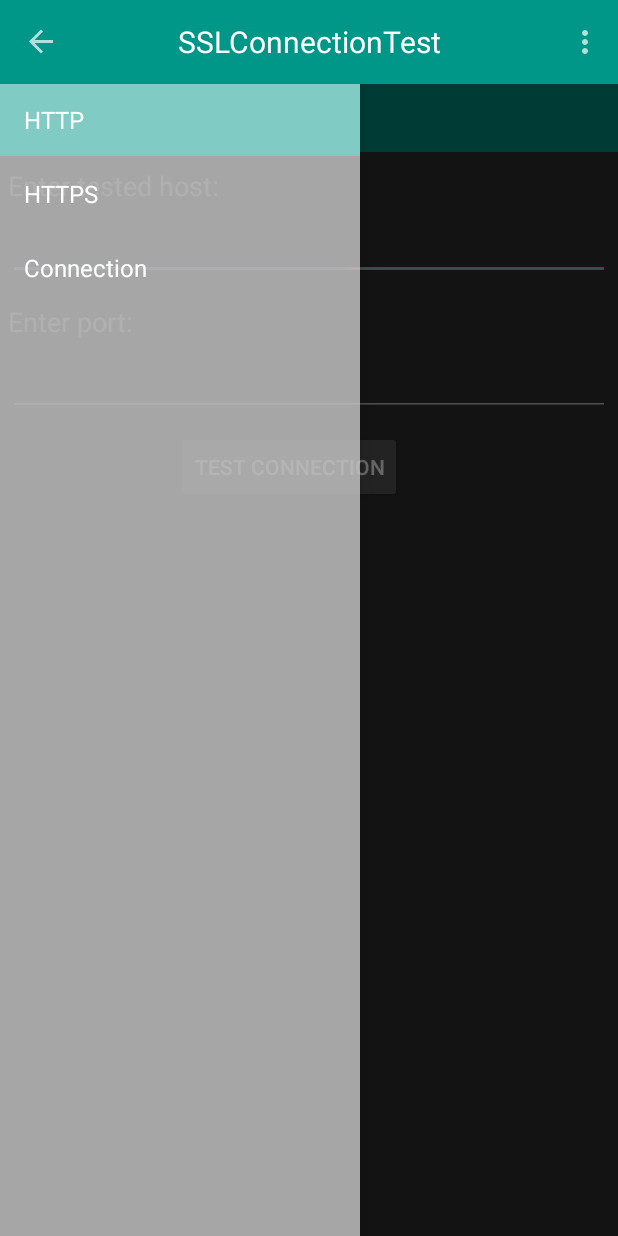
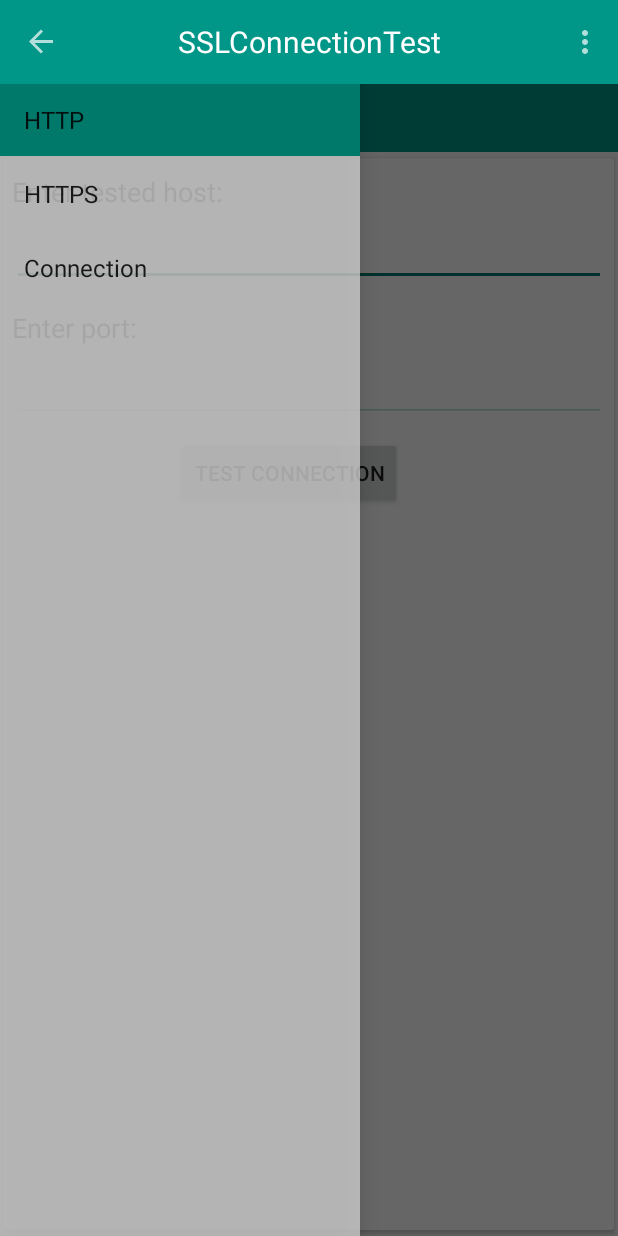
Before and after one commit to alexyvv/ConnectionTestApp, an Android app: the screen it shows after launch (ConnectionActivity), on a phone screen of 412 x 824 dp. Run offline under Robolectric (Android 15) with nearby library versions, the phone set to English and light mode, and no system bars; libraries missing offline, so code that uses them is left out: com.astuetz; 4 statements that could not run were skipped.

Commit message:
Change primary app styles

```diff
--- a/app/build.gradle
+++ b/app/build.gradle
@@ -44,6 +44,7 @@ android {
 dependencies {
     compile fileTree(dir: 'libs', include: ['*.jar'])
     compile 'com.android.support:appcompat-v7:22.1.1'
+    compile 'com.android.support:cardview-v7:22.2.+'
     compile 'com.astuetz:pagerslidingtabstrip:1.0.1'
     compile 'com.github.navasmdc:MaterialDesign:1.5@aar'
 }
--- a/app/src/main/java/com/alexyvv/sslconnectiontest/fragment/NavigationDrawerFragment.java
+++ b/app/src/main/java/com/alexyvv/sslconnectiontest/fragment/NavigationDrawerFragment.java
@@ -18,6 +18,7 @@ import android.view.View;
 import android.view.ViewGroup;
 import android.widget.AdapterView;
 import android.widget.ArrayAdapter;
+import android.widget.LinearLayout;
 import android.widget.ListView;
 
 import com.alexyvv.sslconnectiontest.R;
@@ -37,7 +38,10 @@ public class NavigationDrawerFragment  extends Fragment {
     private ActionBarDrawerToggle mDrawerToggle;
     private DrawerLayout mDrawerLayout;
     /** View отображения фрагмента. */
-    private ListView mFragmentView;
+    private LinearLayout mFragmentView;
+
+    /** Компонент отображения списка в drawer-ре. */
+    private ListView mDrawerListView;
 
     private int mCurrentSelectedPosition = 0;
     private boolean mFromSavedInstanceState;
@@ -70,8 +74,10 @@ public class NavigationDrawerFragment  extends Fragment {
     @Override
     public View onCreateView(LayoutInflater inflater, ViewGroup container, Bundle savedInstanceState) {
 
-        mFragmentView = (ListView) inflater.inflate(R.layout.fragment_navigation_drawer, container, false);
-        mFragmentView.setOnItemClickListener(new AdapterView.OnItemClickListener() {
+        mFragmentView = (LinearLayout) inflater.inflate(R.layout.fragment_navigation_drawer, container, false);
+        mDrawerListView = (ListView) mFragmentView.findViewById(R.id.drawer_list);
+
+        mDrawerListView.setOnItemClickListener(new AdapterView.OnItemClickListener() {
             @Override
             public void onItemClick(AdapterView<?> parent, View view, int position, long id) {
 
@@ -79,7 +85,7 @@ public class NavigationDrawerFragment  extends Fragment {
             }
         });
 
-        mFragmentView.setAdapter(new ArrayAdapter<>(getActivity(), android.R.layout.simple_list_item_activated_1,
+        mDrawerListView.setAdapter(new ArrayAdapter<>(getActivity(), android.R.layout.simple_list_item_activated_1,
                 android.R.id.text1,
                 new String[]{
                         getString(R.string.title_section1),
@@ -87,7 +93,7 @@ public class NavigationDrawerFragment  extends Fragment {
                         getString(R.string.title_section3),
                 }));
 
-        mFragmentView.setItemChecked(mCurrentSelectedPosition, true);
+        mDrawerListView.setItemChecked(mCurrentSelectedPosition, true);
         return mFragmentView;
     }
 
@@ -124,8 +130,8 @@ public class NavigationDrawerFragment  extends Fragment {
     private void selectItem(int position) {
 
         mCurrentSelectedPosition = position;
-        if (mFragmentView != null) {
-            mFragmentView.setItemChecked(position, true);
+        if (mDrawerListView != null) {
+            mDrawerListView.setItemChecked(position, true);
         }
         if (mDrawerLayout != null) {
             mDrawerLayout.closeDrawer(mFragmentView);
--- a/app/src/main/java/com/alexyvv/sslconnectiontest/fragment/TabSlideFragment.java
+++ b/app/src/main/java/com/alexyvv/sslconnectiontest/fragment/TabSlideFragment.java
@@ -52,8 +52,8 @@ public class TabSlideFragment extends Fragment {
         this.mViewPager.setAdapter(new PageFragmentAdapter(titleNameList, getChildFragmentManager()));
         this.mPagerSlidingTabStrip = (PagerSlidingTabStrip) mFragmentView.findViewById(R.id.pager_sliding_tab);
         this.mPagerSlidingTabStrip.setViewPager(this.mViewPager);
-        this.mPagerSlidingTabStrip.setTextColor(getResources().getColor(R.color.text));
-        this.mPagerSlidingTabStrip.setIndicatorColor(getResources().getColor(R.color.dividerColor));
+        this.mPagerSlidingTabStrip.setTextColor(getResources().getColor(R.color.toolbar_text));
+        this.mPagerSlidingTabStrip.setIndicatorColor(getResources().getColor(R.color.divider_dolor));
     }
 
     /**
--- a/app/src/main/res/layout/fragment_navigation_drawer.xml
+++ b/app/src/main/res/layout/fragment_navigation_drawer.xml
@@ -1,9 +1,16 @@
-<ListView xmlns:android="http://schemas.android.com/apk/res/android"
+<LinearLayout
+    xmlns:android="http://schemas.android.com/apk/res/android"
     xmlns:tools="http://schemas.android.com/tools"
-    android:layout_width="match_parent"
+    android:background="#cccc"
     android:layout_height="match_parent"
-    android:choiceMode="singleChoice"
-    android:divider="@android:color/transparent"
-    android:dividerHeight="1dp"
-    android:background="#cccc"
-    tools:context=".NavigationDrawerFragment" />
+    android:layout_width="match_parent">
+
+    <ListView
+        android:id="@+id/drawer_list"
+        android:layout_width="match_parent"
+        android:layout_height="match_parent"
+        android:choiceMode="singleChoice"
+        android:divider="@android:color/transparent"
+        android:dividerHeight="1dp"
+        tools:context=".NavigationDrawerFragment" />
+</LinearLayout>
--- a/app/src/main/res/layout/single_fragment_activity.xml
+++ b/app/src/main/res/layout/single_fragment_activity.xml
@@ -21,7 +21,7 @@
             android:layout_width="wrap_content"
             android:layout_height="wrap_content"
             android:textSize="20dp"
-            android:textColor="@color/text"
+            android:textColor="@color/toolbar_text"
             android:layout_gravity="center"
             android:text="@string/app_name" />
     </android.support.v7.widget.Toolbar>
--- a/app/src/main/res/values/color.xml
+++ b/app/src/main/res/values/color.xml
@@ -3,12 +3,12 @@
     <!-- Color Palette -->
 
     <color name="primary">#009688</color>
-    <color name="primaryDark">#00796B</color>
-    <color name="accentLight">#B2DFDB</color>
+    <color name="primary_dark">#00796B</color>
+    <color name="accent_light">#B2DFDB</color>
     <color name="accent">#607D8B</color>
-    <color name="text">#FFFFFF</color>
-    <color name="primaryText">#212121</color>
-    <color name="secondaryText">#727272</color>
-    <color name="dividerColor">#B6B6B6</color>
+    <color name="toolbar_text">#FFFFFF</color>
+    <color name="primary_text">#212121</color>
+    <color name="secondary_text">#727272</color>
+    <color name="divider_dolor">#B6B6B6</color>
 
 </resources>
--- a/app/src/main/res/values/styles.xml
+++ b/app/src/main/res/values/styles.xml
@@ -1,8 +1,20 @@
 <resources>
 
-    <!-- Base application theme. -->
-    <style name="AppTheme" parent="Theme.AppCompat.NoActionBar">
-        <!-- Customize your theme here. -->
+    <!-- Базовая тема приложеиня -->
+    <style name="AppTheme" parent="Theme.AppCompat.Light.NoActionBar">
+
+        <!-- Цвет для action bar-а приложения -->
+        <item name="colorPrimary">@color/primary</item>
+        <!-- Темынй вариант для статус бара и контекстных баров приложения -->
+        <item name="colorPrimaryDark">@color/primary_dark</item>
+        <!-- Контролы UI, такие как "чекбоксы" и "текстовые поля" -->
+        <item name="colorAccent">@color/accent</item>
+        <!-- You can also set colorControlNormal, colorControlActivated
+             colorControlHighlight, and colorSwitchThumbNormal. -->
+        <item name="colorControlNormal">@color/accent_light</item>
+        <item name="colorControlActivated">@color/primary_dark</item>
+        <item name="colorControlHighlight">@color/primary</item>
+        <item name="colorSwitchThumbNormal">@color/primary</item>
     </style>
 
 </resources>
```
Also changed, not shown: app/src/main/res/layout/fragment_connection.xml (+15 -3 lines), 1 other file.
